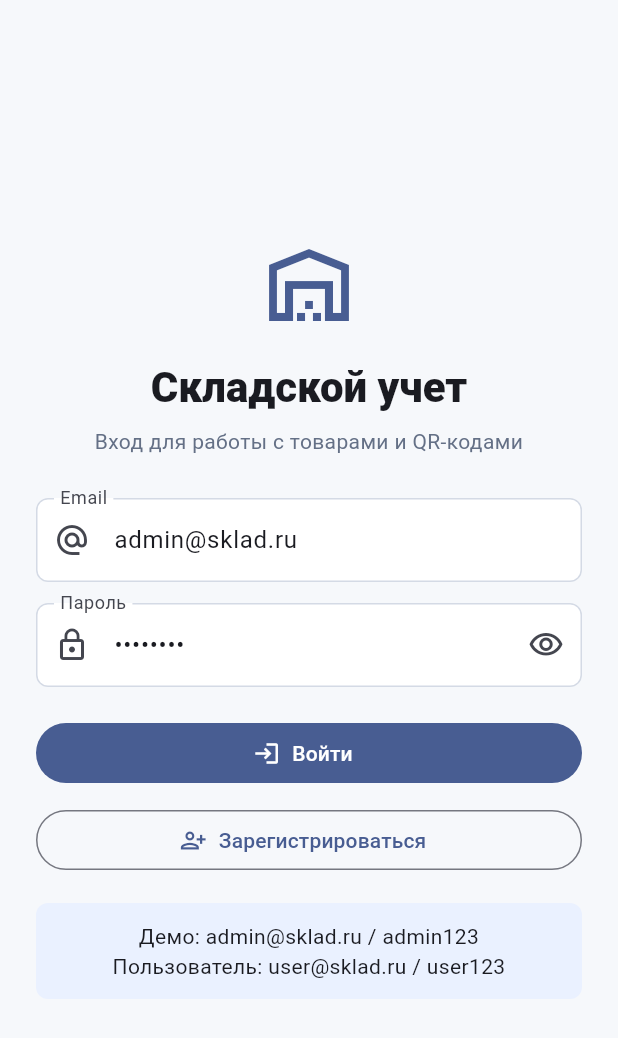
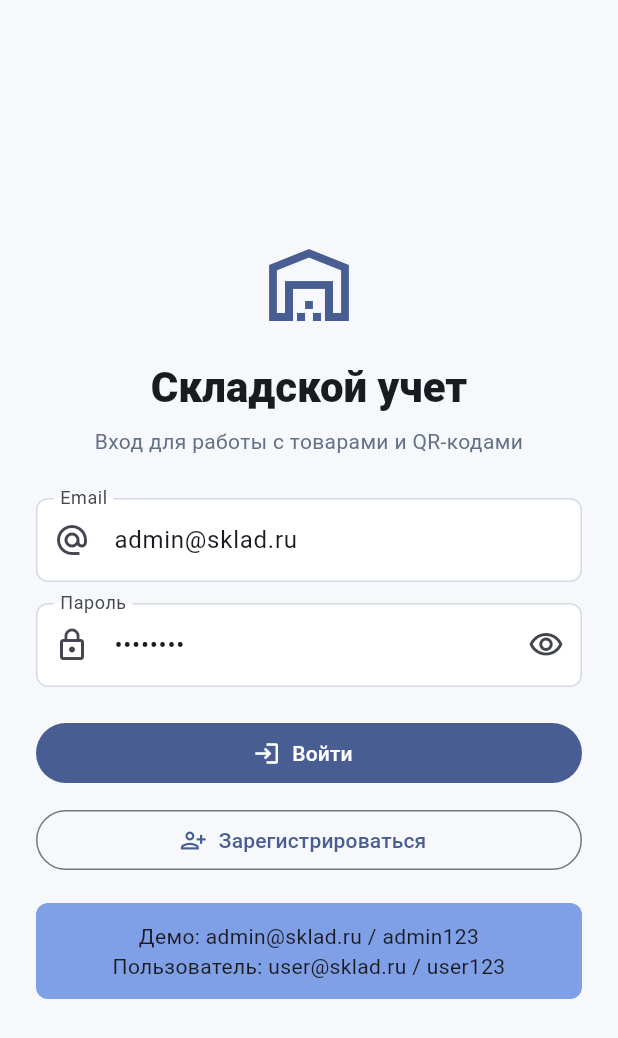
Before and after one commit to Mtruyker/laborator, a Flutter app: the screen it shows after launch, on a phone screen of 412 x 824 dp. Shown: the top 1038 px of the screen. Run offline on Flutter 3.47's test engine with Material 3 defaults, Android fonts, the phone set to English and light mode, and no system bars; our stand-ins replace qr_flutter, sqflite; missing offline and left inert: mobile_scanner; accounts and stored records are empty.

Commit message:
Обучение

```diff
--- a/lib/screens/login_screen.dart
+++ b/lib/screens/login_screen.dart
@@ -156,7 +156,7 @@ class _DemoCredentials extends StatelessWidget {
   Widget build(BuildContext context) {
     return DecoratedBox(
       decoration: BoxDecoration(
-        color: const Color(0xFFEAF1FF),
+        color: const Color(0xFF7F9FE7),
         borderRadius: BorderRadius.circular(8),
       ),
       child: const Padding(
```
Also changed, not shown: pubspec.lock, 1 other file.
